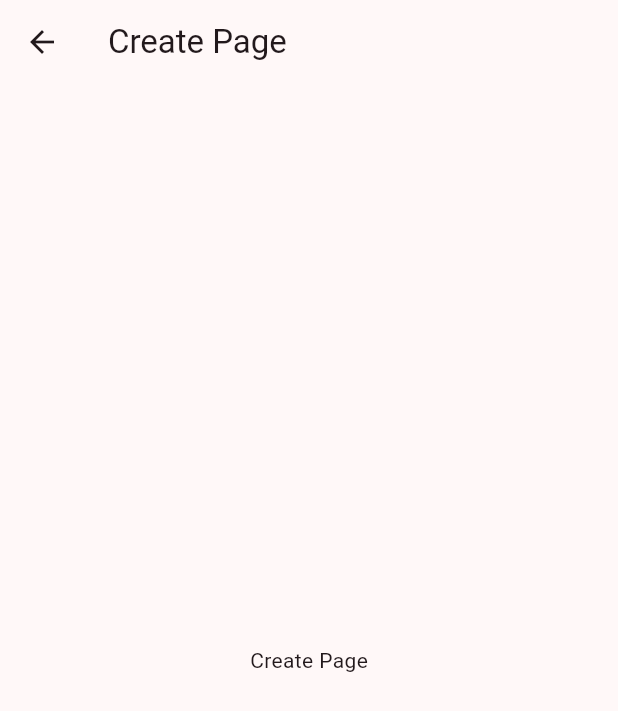
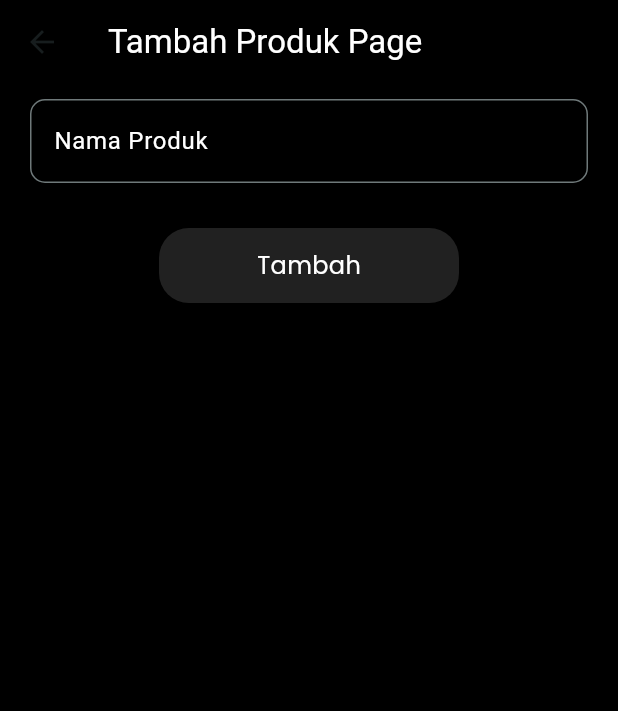
Before and after one commit to DewaJayon/kelompok_empat, a Flutter app: the CreatePage screen opened directly, on a phone screen of 412 x 824 dp. Shown: the top 711 px of the screen. Run offline on Flutter 3.47's test engine with Material 3 defaults, Android fonts, the phone set to English and light mode, and no system bars; our stand-ins replace awesome_snackbar_content, banner_carousel, flutter_native_splash, google_fonts, google_nav_bar.

Commit message:
feat: create page

```diff
--- a/lib/main.dart
+++ b/lib/main.dart
@@ -21,7 +21,7 @@ class MyApp extends StatelessWidget {
       title: 'Kelompok Empat',
       debugShowCheckedModeBanner: false,
       theme: ThemeData(
-        colorScheme: ColorScheme.fromSeed(seedColor: Colors.black),
+        colorScheme: ColorScheme.fromSeed(seedColor: Colors.grey.shade900),
         useMaterial3: true,
       ),
       home: const StartPage(),
--- a/lib/pages/create_page.dart
+++ b/lib/pages/create_page.dart
@@ -1,4 +1,6 @@
 import 'package:flutter/material.dart';
+import 'package:awesome_snackbar_content/awesome_snackbar_content.dart';
+import 'package:kelompok_empat/widgets/tombol.dart';
 
 class CreatePage extends StatefulWidget {
   const CreatePage({super.key});
@@ -8,14 +10,82 @@ class CreatePage extends StatefulWidget {
 }
 
 class _CreatePageState extends State<CreatePage> {
+  void _showSnackbar(String title, String message, ContentType contentType) {
+    final snackBar = SnackBar(
+      /// need to set following properties for best effect of awesome_snackbar_content
+      elevation: 0,
+      behavior: SnackBarBehavior.floating,
+      backgroundColor: Colors.transparent,
+      content: AwesomeSnackbarContent(
+        title: title,
+        message: message,
+
+        /// change contentType to ContentType.success, ContentType.warning or ContentType.help for variants
+        contentType: contentType,
+      ),
+    );
+
+    ScaffoldMessenger.of(context)
+      ..hideCurrentSnackBar()
+      ..showSnackBar(snackBar);
+  }
+
   @override
   Widget build(BuildContext context) {
     return Scaffold(
+      backgroundColor: Colors.black,
       appBar: AppBar(
-        title: const Text('Create Page'),
+        backgroundColor: Colors.black,
+        title: const Text(
+          'Tambah Produk Page',
+          style: TextStyle(color: Colors.white),
+        ),
       ),
-      body: const Center(
-        child: Text('Create Page'),
+      body: SingleChildScrollView(
+        child: Column(
+          crossAxisAlignment: CrossAxisAlignment.center,
+          children: [
+            Padding(
+              padding: const EdgeInsets.symmetric(horizontal: 20, vertical: 10),
+              child: TextFormField(
+                decoration: const InputDecoration(
+                  labelText: 'Nama Produk',
+                  labelStyle: TextStyle(color: Colors.white),
+                  border: OutlineInputBorder(
+                    borderSide: BorderSide(
+                      color: Colors.white,
+                      width: 2,
+                    ),
+                    borderRadius: BorderRadius.all(
+                      Radius.circular(10),
+                    ),
+                  ),
+                  focusedBorder: OutlineInputBorder(
+                    borderSide: BorderSide(
+                      color: Colors.white,
+                      width: 2,
+                    ),
+                    borderRadius: BorderRadius.all(
+                      Radius.circular(10),
+                    ),
+                  ),
+                ),
+                style: const TextStyle(color: Colors.white),
+              ),
+            ),
+            const SizedBox(height: 20),
+            Tombol(
+              onTap: () {
+                _showSnackbar(
+                  'Success',
+                  'Produk Berhasil',
+                  ContentType.success,
+                );
+              },
+              text: "Tambah",
+            ),
+          ],
+        ),
       ),
     );
   }
--- /dev/null
+++ b/lib/widgets/tombol.dart
@@ -0,0 +1,39 @@
+import 'package:flutter/material.dart';
+import 'package:google_fonts/google_fonts.dart';
+
+class Tombol extends StatelessWidget {
+  const Tombol({
+    super.key,
+    required this.onTap,
+    required this.text,
+  });
+
+  final Function() onTap;
+  final String text;
+
+  @override
+  Widget build(BuildContext context) {
+    return GestureDetector(
+      onTap: () {
+        onTap();
+      },
+      child: Container(
+        width: 200,
+        height: 50,
+        decoration: BoxDecoration(
+          borderRadius: BorderRadius.circular(20),
+          color: Colors.grey.shade900,
+        ),
+        child: Center(
+          child: Text(
+            text,
+            style: GoogleFonts.poppins(
+              color: Colors.white,
+              fontSize: 16,
+            ),
+          ),
+        ),
+      ),
+    );
+  }
+}
--- a/pubspec.yaml
+++ b/pubspec.yaml
@@ -38,6 +38,7 @@ dependencies:
     google_fonts: ^6.2.1
     flutter_native_splash: ^2.4.0
     banner_carousel: ^1.2.1
+    awesome_snackbar_content: ^0.1.3
 
 dev_dependencies:
     flutter_test:
```
Also changed, not shown: lib/pages/profile_page.dart (+18 -2 lines), lib/pages/start_page.dart (+4 -17 lines), pubspec.lock.
